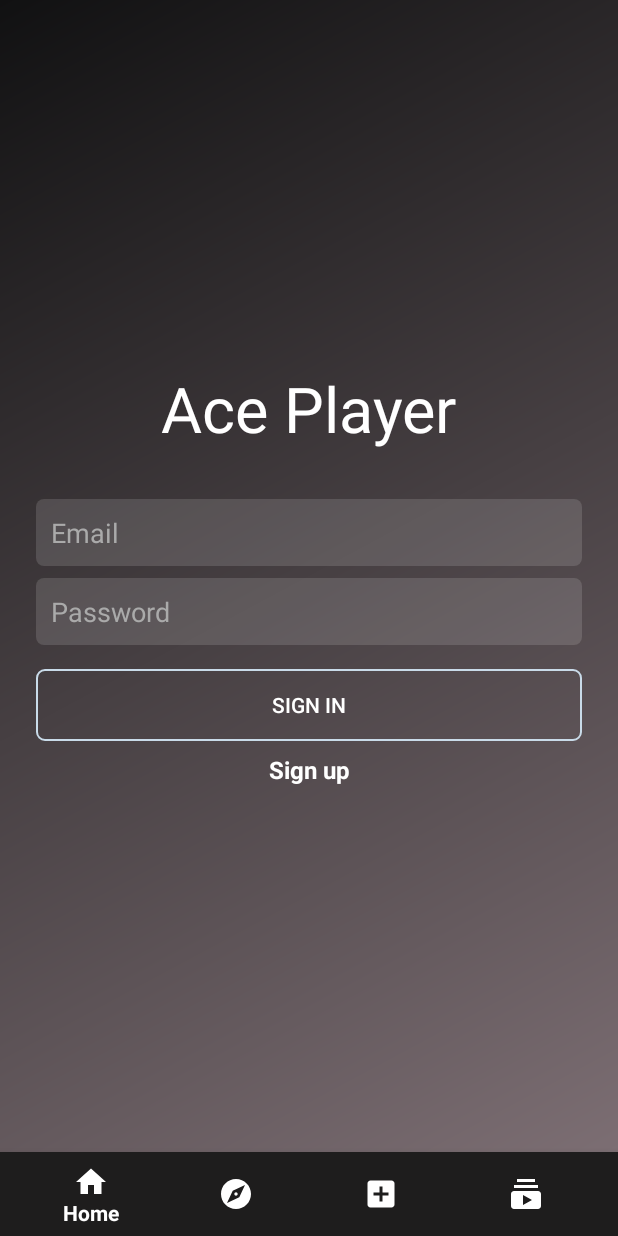
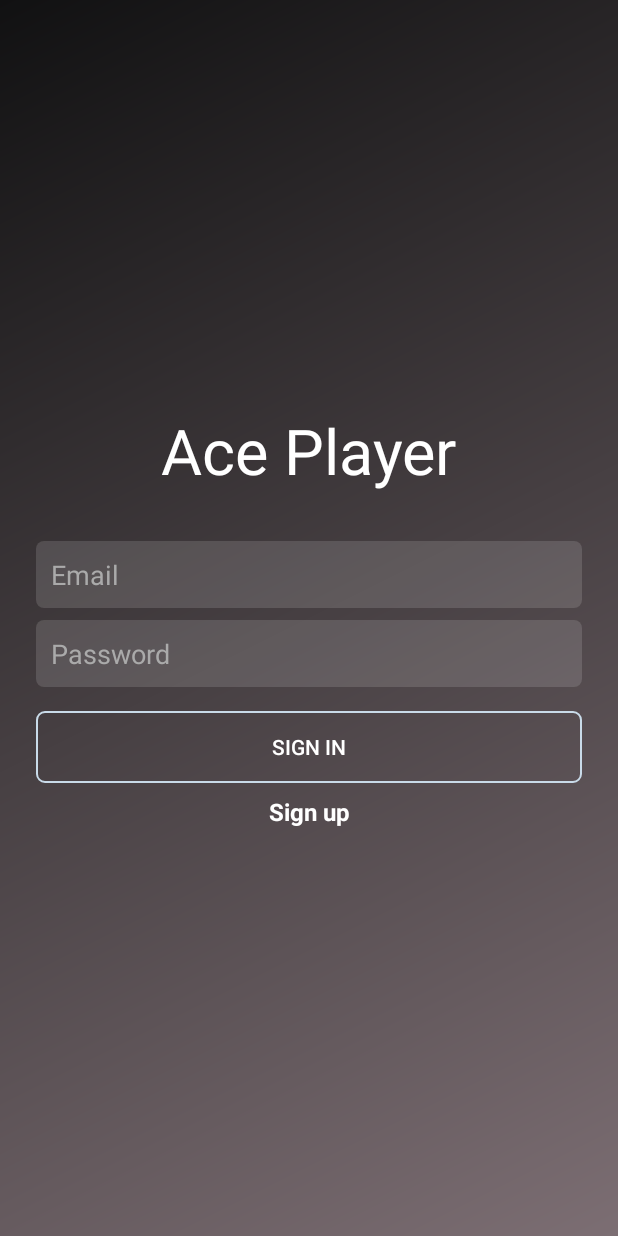
Before and after one commit to pedroadmn/ace_player, an Android app: the screen it shows after launch (MainActivity), on a phone screen of 412 x 824 dp. Run offline under Robolectric (Android 15) with nearby library versions, the phone set to English and light mode, and no system bars; our stand-ins replace navigation-ui.

Commit message:
adding bottom navigation toolbar and transation fragments

```diff
--- a/app/src/main/java/br/com/pedroadmn/aceplayer/MainActivity.kt
+++ b/app/src/main/java/br/com/pedroadmn/aceplayer/MainActivity.kt
@@ -8,8 +8,10 @@ import androidx.navigation.ui.AppBarConfiguration
 import androidx.navigation.ui.navigateUp
 import androidx.navigation.ui.setupActionBarWithNavController
 import androidx.navigation.ui.setupWithNavController
+import br.com.pedroadmn.aceplayer.R.id
+import br.com.pedroadmn.aceplayer.R.layout
+import kotlinx.android.synthetic.main.activity_main.*
 import kotlinx.android.synthetic.main.include_toolbar.*
-import kotlinx.android.synthetic.main.navigation_bottom.*
 
 class MainActivity : AppCompatActivity() {
 
@@ -18,16 +20,16 @@ class MainActivity : AppCompatActivity() {
 
     override fun onCreate(savedInstanceState: Bundle?) {
         super.onCreate(savedInstanceState)
-        setContentView(R.layout.activity_main)
+        setContentView(layout.activity_main)
 
         setSupportActionBar(toolbar)
 
-        navController = findNavController(R.id.navHostFragment)
-        appBarConfiguration = AppBarConfiguration(navController.graph)
+        navController = findNavController(id.navHostFragment)
+        appBarConfiguration = AppBarConfiguration(setOf(id.homeFragment, id.exploreFragment, id.postFragment, id.subscriptionFragment))
 
         setupActionBarWithNavController(navController, appBarConfiguration)
 
-//        bottomNavigation?.setupWithNavController(navController)
+        bottomNavigation?.setupWithNavController(navController)
     }
 
     override fun onSupportNavigateUp(): Boolean {
--- a/app/src/main/java/br/com/pedroadmn/aceplayer/ui/login/LoginFragment.kt
+++ b/app/src/main/java/br/com/pedroadmn/aceplayer/ui/login/LoginFragment.kt
@@ -5,6 +5,7 @@ import android.view.LayoutInflater
 import android.view.View
 import android.view.ViewGroup
 import android.widget.EditText
+import androidx.activity.addCallback
 import androidx.core.widget.addTextChangedListener
 import androidx.fragment.app.Fragment
 import androidx.fragment.app.activityViewModels
@@ -13,6 +14,7 @@ import androidx.navigation.fragment.findNavController
 import br.com.pedroadmn.aceplayer.R
 import br.com.pedroadmn.aceplayer.databinding.FragmentLoginBinding
 import br.com.pedroadmn.aceplayer.extensions.navigateWithAnimations
+import kotlinx.android.synthetic.main.activity_main.*
 
 class LoginFragment : Fragment() {
 
@@ -31,6 +33,8 @@ class LoginFragment : Fragment() {
     override fun onViewCreated(view: View, savedInstanceState: Bundle?) {
         super.onViewCreated(view, savedInstanceState)
 
+        activity?.bottomNavigation?.visibility = View.GONE
+
         viewModel.authenticationStateEvent.observe(viewLifecycleOwner, Observer { authenticationState ->
             when(authenticationState) {
                 is LoginViewModel.AuthenticationState.InvalidAuthentication -> {
@@ -42,7 +46,7 @@ class LoginFragment : Fragment() {
                 }
 
                 is LoginViewModel.AuthenticationState.Authenticated -> {
-                    findNavController().navigateWithAnimations(R.id.action_loginFragment_to_homeFragment)
+                    findNavController().popBackStack()
                 }
             }
         })
@@ -65,6 +69,10 @@ class LoginFragment : Fragment() {
 
             viewModel.authenticate(email, password)
         }
+
+        requireActivity().onBackPressedDispatcher.addCallback(viewLifecycleOwner) {
+
+        }
     }
 
     private fun initValidationFields() = mapOf(
--- a/app/src/main/java/br/com/pedroadmn/aceplayer/ui/main/ExploreFragment.kt
+++ b/app/src/main/java/br/com/pedroadmn/aceplayer/ui/main/ExploreFragment.kt
@@ -11,8 +11,6 @@ import androidx.lifecycle.Observer
 import androidx.navigation.fragment.findNavController
 import br.com.pedroadmn.aceplayer.R
 import br.com.pedroadmn.aceplayer.ui.login.LoginViewModel
-import kotlinx.android.synthetic.main.activity_main.*
-import kotlinx.android.synthetic.main.fragment_main.*
 
 class ExploreFragment : Fragment() {
 
--- a/app/src/main/java/br/com/pedroadmn/aceplayer/ui/main/HomeFragment.kt
+++ b/app/src/main/java/br/com/pedroadmn/aceplayer/ui/main/HomeFragment.kt
@@ -4,17 +4,14 @@ import android.os.Bundle
 import android.view.LayoutInflater
 import android.view.View
 import android.view.ViewGroup
-import androidx.appcompat.app.AppCompatActivity
 import androidx.fragment.app.Fragment
 import androidx.fragment.app.activityViewModels
 import androidx.lifecycle.Observer
-import androidx.navigation.fragment.NavHostFragment
 import androidx.navigation.fragment.findNavController
-import androidx.navigation.ui.setupWithNavController
-import br.com.pedroadmn.aceplayer.MainActivity
 import br.com.pedroadmn.aceplayer.R
 import br.com.pedroadmn.aceplayer.ui.login.LoginViewModel
-import kotlinx.android.synthetic.main.navigation_bottom.*
+import kotlinx.android.synthetic.main.activity_main.*
+import kotlinx.android.synthetic.main.include_toolbar.*
 
 class HomeFragment : Fragment() {
 
@@ -30,16 +27,13 @@ class HomeFragment : Fragment() {
     override fun onViewCreated(view: View, savedInstanceState: Bundle?) {
         super.onViewCreated(view, savedInstanceState)
 
-        val appCompat = requireActivity() as MainActivity
 
-        val navMainFragment = appCompat.supportFragmentManager.findFragmentById(R.id.navHostFragment) as NavHostFragment
-        val navController = navMainFragment.findNavController()
-
-        bottomNavigation?.setupWithNavController(navController)
 
         loginViewModel.authenticationStateEvent.observe(viewLifecycleOwner, Observer { authenticationState ->
             when(authenticationState) {
                 is LoginViewModel.AuthenticationState.Authenticated -> {
+                    activity?.bottomNavigation?.visibility = View.VISIBLE
+                    activity?.toolbar?.visibility = View.VISIBLE
 //                    tvWelcome.text = getString(R.string.profile_text_welcome, loginViewModel.email)
                 }
 
--- a/app/src/main/java/br/com/pedroadmn/aceplayer/ui/registration/RegistrationFragment.kt
+++ b/app/src/main/java/br/com/pedroadmn/aceplayer/ui/registration/RegistrationFragment.kt
@@ -67,7 +67,7 @@ class RegistrationFragment : Fragment() {
                     val username = registrationBiding.etRegisterName.text.toString()
 
                     loginViewModel.authenticateToken(token, username)
-                    findNavController().navigateWithAnimations(R.id.action_registrationFragment_to_homeFragment)
+                    navController.popBackStack(R.id.homeFragment, false)
                 }
 
                 is RegistrationViewModel.RegistrationState.InvalidCredentials -> {
--- a/app/src/main/res/layout/activity_main.xml
+++ b/app/src/main/res/layout/activity_main.xml
@@ -18,11 +18,14 @@
         android:layout_height="0dp"
         android:layout_weight="1"
         app:defaultNavHost="true"
-        app:navGraph="@navigation/new_graph_main"/>
+        app:navGraph="@navigation/new_graph_home"/>
 
-    <include
-        android:id="@+id/navigationBottom"
-        layout="@layout/navigation_bottom"
+    <com.google.android.material.bottomnavigation.BottomNavigationView
+        android:id="@+id/bottomNavigation"
         android:layout_width="match_parent"
-        android:layout_height="56dp"/>
+        android:layout_height="wrap_content"
+        android:background="@color/colorPrimary"
+        app:itemIconTint="@android:color/white"
+        app:itemTextColor="@android:color/white"
+        app:menu="@menu/menu_bottom_navigation" />
 </LinearLayout>
--- a/app/src/main/res/layout/fragment_main.xml
+++ /dev/null
@@ -1,23 +0,0 @@
-<?xml version="1.0" encoding="utf-8"?>
-<LinearLayout xmlns:android="http://schemas.android.com/apk/res/android"
-    xmlns:app="http://schemas.android.com/apk/res-auto"
-    xmlns:tools="http://schemas.android.com/tools"
-    android:layout_width="match_parent"
-    android:layout_height="match_parent"
-    android:orientation="vertical"
-    tools:context=".ui.main.HomeFragment">
-
-    <fragment
-        android:id="@+id/navMainFragment"
-        android:name="androidx.navigation.fragment.NavHostFragment"
-        android:layout_width="match_parent"
-        android:layout_height="0dp"
-        android:layout_weight="1"
-        app:defaultNavHost="true"
-        app:navGraph="@navigation/new_graph_home" />
-
-    <include
-        layout="@layout/navigation_bottom"
-        android:layout_width="match_parent"
-        android:layout_height="56dp" />
-</LinearLayout>
--- a/app/src/main/res/layout/navigation_bottom.xml
+++ /dev/null
@@ -1,13 +0,0 @@
-<?xml version="1.0" encoding="utf-8"?>
-
-<com.google.android.material.bottomnavigation.BottomNavigationView
-    xmlns:android="http://schemas.android.com/apk/res/android"
-    xmlns:app="http://schemas.android.com/apk/res-auto"
-    android:id="@+id/bottomNavigation"
-    android:layout_width="match_parent"
-    android:layout_height="wrap_content"
-    android:layout_alignParentBottom="true"
-    android:background="@color/colorPrimary"
-    app:itemIconTint="@android:color/white"
-    app:itemTextColor="@android:color/white"
-    app:menu="@menu/menu_bottom_navigation" />
--- a/app/src/main/res/menu/menu_bottom_navigation.xml
+++ b/app/src/main/res/menu/menu_bottom_navigation.xml
@@ -1,19 +1,19 @@
 <?xml version="1.0" encoding="utf-8"?>
 <menu xmlns:android="http://schemas.android.com/apk/res/android">
 
-    <item android:id="@+id/icHome"
+    <item android:id="@+id/homeFragment"
         android:title="Home"
         android:icon="@drawable/ic_baseline_home_black_24"/>
 
-    <item android:id="@+id/icExplore"
+    <item android:id="@+id/exploreFragment"
         android:title="Explore"
         android:icon="@drawable/ic_baseline_explore_black_24"/>
 
-    <item android:id="@+id/icPost"
+    <item android:id="@+id/postFragment"
         android:title="Post"
         android:icon="@drawable/ic_baseline_add_box_24"/>
 
-    <item android:id="@+id/icSubscription"
+    <item android:id="@+id/subscriptionFragment"
         android:title="Subscription"
         android:icon="@drawable/ic_baseline_subscriptions_black_24"/>
 </menu>
--- a/app/src/main/res/navigation/new_graph_home.xml
+++ b/app/src/main/res/navigation/new_graph_home.xml
@@ -8,37 +8,40 @@
     <fragment
         android:id="@+id/homeFragment"
         android:name="br.com.pedroadmn.aceplayer.ui.main.HomeFragment"
-        android:label="@string/login_action_bar_title"
-        tools:layout="@layout/fragment_home">
-        <action
-            android:id="@+id/action_homeFragment_to_exploreFragment"
-            app:destination="@id/exploreFragment" />
-    </fragment>
+        android:label="@string/home_action_bar_title"
+        tools:layout="@layout/fragment_home"/>
 
     <fragment
         android:id="@+id/exploreFragment"
         android:name="br.com.pedroadmn.aceplayer.ui.main.ExploreFragment"
-        android:label="@string/main_action_bar_title"
-        tools:layout="@layout/fragment_explore" >
-        <action
-            android:id="@+id/action_exploreFragment_to_postFragment"
-            app:destination="@id/postFragment" />
-    </fragment>
+        android:label="@string/explore_action_bar_title"
+        tools:layout="@layout/fragment_explore" />
 
     <fragment
         android:id="@+id/postFragment"
         android:name="br.com.pedroadmn.aceplayer.ui.main.PostFragment"
-        android:label="@string/main_action_bar_title"
-        tools:layout="@layout/fragment_post" >
-        <action
-            android:id="@+id/action_postFragment_to_subscriptionFragment"
-            app:destination="@id/subscriptionFragment" />
-    </fragment>
+        android:label="@string/post_action_bar_title"
+        tools:layout="@layout/fragment_post" />
 
     <fragment
         android:id="@+id/subscriptionFragment"
         android:name="br.com.pedroadmn.aceplayer.ui.main.SubscriptionFragment"
-        android:label="@string/main_action_bar_title"
+        android:label="@string/subscription_action_bar_title"
         tools:layout="@layout/fragment_subscription" />
 
+    <fragment
+        android:id="@+id/loginFragment"
+        android:name="br.com.pedroadmn.aceplayer.ui.login.LoginFragment"
+        android:label="@string/login_action_bar_title"
+        tools:layout="@layout/fragment_login">
+        <action
+            android:id="@+id/action_loginFragment_to_registrationFragment"
+            app:destination="@id/registrationFragment" />
+    </fragment>
+
+    <fragment
+        android:id="@+id/registrationFragment"
+        android:name="br.com.pedroadmn.aceplayer.ui.registration.RegistrationFragment"
+        android:label="@string/registration_action_bar_title"
+        tools:layout="@layout/fragment_registration"/>
 </navigation>
--- a/app/src/main/res/navigation/new_graph_main.xml
+++ /dev/null
@@ -1,40 +0,0 @@
-<?xml version="1.0" encoding="utf-8"?>
-<navigation xmlns:android="http://schemas.android.com/apk/res/android"
-    xmlns:app="http://schemas.android.com/apk/res-auto"
-    xmlns:tools="http://schemas.android.com/tools"
-    android:id="@+id/new_graph_main"
-    app:startDestination="@id/loginFragment">
-
-    <fragment
-        android:id="@+id/loginFragment"
-        android:name="br.com.pedroadmn.aceplayer.ui.login.LoginFragment"
-        android:label="@string/login_action_bar_title"
-        tools:layout="@layout/fragment_login">
-        <action
-            android:id="@+id/action_loginFragment_to_registrationFragment"
-            app:destination="@id/registrationFragment" />
-        <action
-            android:id="@+id/action_loginFragment_to_homeFragment"
-            app:destination="@id/new_graph_home" />
-    </fragment>
-
-    <fragment
-        android:id="@+id/registrationFragment"
-        android:name="br.com.pedroadmn.aceplayer.ui.registration.RegistrationFragment"
-        android:label="@string/registration_action_bar_title"
-        tools:layout="@layout/fragment_registration">
-        <action
-            android:id="@+id/action_registrationFragment_to_homeFragment"
-            app:destination="@id/new_graph_home" />
-    </fragment>
-
-    <include app:graph="@navigation/new_graph_home" />
-
-<!--    <fragment-->
-<!--        android:id="@+id/mainFragment"-->
-<!--        android:name="br.com.pedroadmn.aceplayer.ui.main.HomeFragment"-->
-<!--        android:label="@string/main_action_bar_title"-->
-<!--        tools:layout="@layout/fragment_main" />-->
-
-
-</navigation>
--- a/app/src/main/res/values/strings.xml
+++ b/app/src/main/res/values/strings.xml
@@ -24,4 +24,16 @@
     <string name="registration_input_layout_error_invalid_password">Invalid password</string>
     <string name="registration_input_layout_error_invalid_email">Invalid email</string>
     <string name="registration_btn_register">Register</string>
+
+    <!-- Home Fragment -->
+    <string name="home_action_bar_title">Home</string>
+
+    <!-- Explore Fragment -->
+    <string name="explore_action_bar_title">Explore</string>
+
+    <!-- Post Fragment -->
+    <string name="post_action_bar_title">Post</string>
+
+    <!-- Subscription Fragment -->
+    <string name="subscription_action_bar_title">Subscription</string>
 </resources>
```
